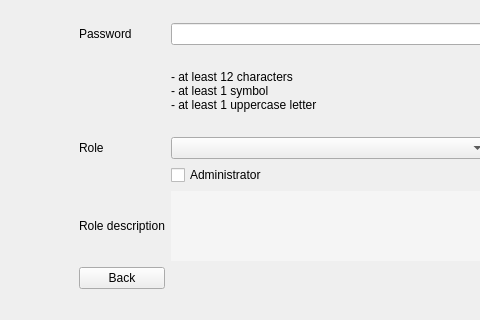
Above: src/ui_design/create_account_new_user.ui from mikukula/SAT before the change; both pictures show x 0 to 480 and y 274 to 594 of the 654 by 594 pixel window. Below: the same form after it.
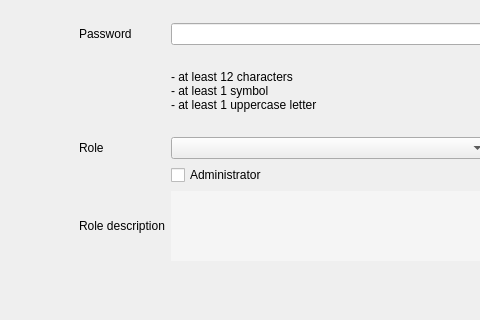
That is the form after the change. Icons and pictures are not drawn.

What changed in the file:
```diff
--- a/src/ui_design/create_account_new_user.ui
+++ b/src/ui_design/create_account_new_user.ui
@@ -205,13 +205,6 @@
       <item row="10" column="2">
        <widget class="QComboBox" name="roleList"/>
       </item>
-      <item row="14" column="1">
-       <widget class="QPushButton" name="backButton">
-        <property name="text">
-         <string>Back</string>
-        </property>
-       </widget>
-      </item>
       <item row="11" column="2">
        <widget class="QCheckBox" name="checkBox">
         <property name="text">
```
Left out of the diff: 4 changed lines with no effect on the pictures.
